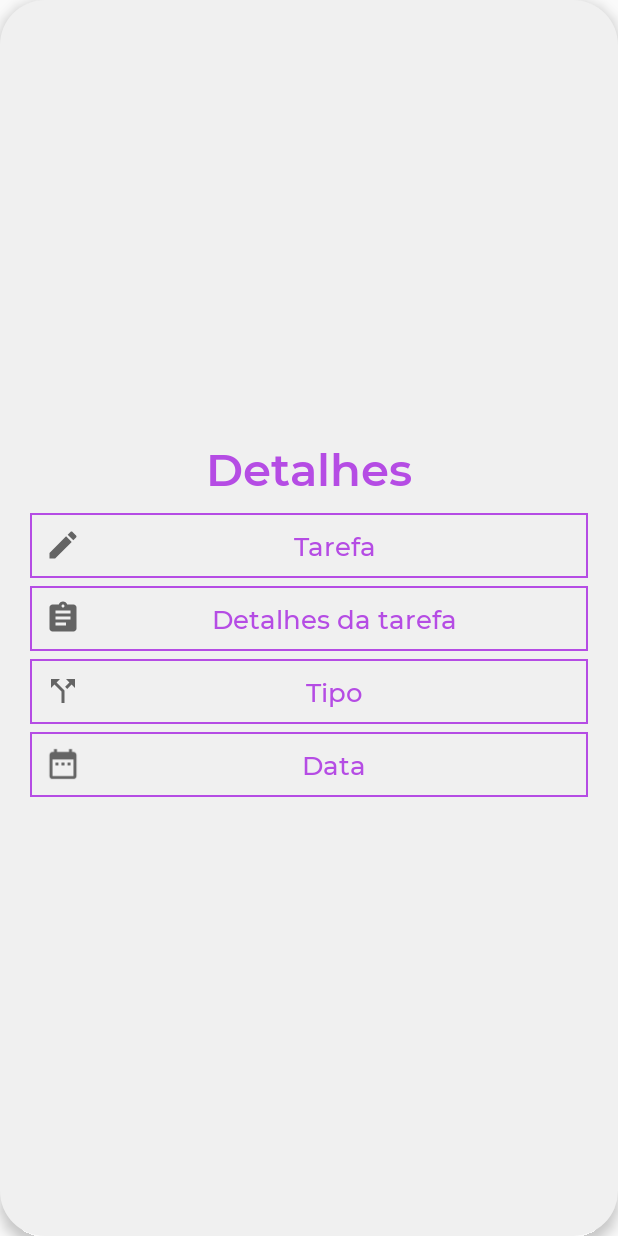
After one commit to guilhermerauj0/Mete-Foco, an Android app: the layout custom_dialog.xml on its own in the app's theme, with its tools: preview values and no code run, on a phone screen of 412 x 824 dp. The commit adds this screen. Run offline under Robolectric (Android 15) with nearby library versions, the phone set to English and light mode, and no system bars.

Commit message:
Details Visualization dialog added

```diff
--- a/app/src/main/java/com/coldrosemob/myapplication/adapter/TaskAdapter.java
+++ b/app/src/main/java/com/coldrosemob/myapplication/adapter/TaskAdapter.java
@@ -1,10 +1,14 @@
 package com.coldrosemob.myapplication.adapter;
 
 import android.app.Activity;
+import android.app.AlertDialog;
 import android.content.Context;
+import android.graphics.Color;
+import android.graphics.drawable.ColorDrawable;
 import android.view.LayoutInflater;
 import android.view.View;
 import android.view.ViewGroup;
+import android.widget.TextView;
 
 import androidx.annotation.NonNull;
 import androidx.recyclerview.widget.RecyclerView;
@@ -48,6 +52,31 @@ public class TaskAdapter extends RecyclerView.Adapter<TaskViewHolder> {
         //holder.bindData(task);
         holder.textRow_TaskName.setText(String.valueOf(taskTitle.get(position)));
         holder.textRow_TaskDate.setText(String.valueOf(taskDate.get(position)));
+        holder.rlRow_.setOnClickListener(new View.OnClickListener() {
+            @Override
+            public void onClick(View v) {
+                AlertDialog.Builder builderDialog = new AlertDialog.Builder(v.getRootView().getContext());
+                View dialogView = LayoutInflater.from(v.getRootView().getContext()).inflate(R.layout.custom_dialog, null);
+                TextView editDialog_Title, editDialog_Descricao, editDialog_Tipo, textDialog_Date;
+                builderDialog.setView(dialogView);
+                AlertDialog dialog = builderDialog.create();
+                dialog.getWindow().setBackgroundDrawable(new ColorDrawable(Color.TRANSPARENT));
+
+                editDialog_Descricao = dialogView.findViewById(R.id.editDialog_Descricao);
+                editDialog_Title = dialogView.findViewById(R.id.editDialog_Title);
+                editDialog_Tipo = dialogView.findViewById(R.id.editDialog_Tipo);
+                textDialog_Date = dialogView.findViewById(R.id.textDialog_date);
+
+                editDialog_Descricao.setText(String.valueOf(taskDescription.get(position)));
+                editDialog_Title.setText(String.valueOf(taskTitle.get(position)));
+                editDialog_Tipo.setText(String.valueOf(taskType.get(position)));
+                textDialog_Date.setText(String.valueOf(taskDate.get(position)));
+
+                builderDialog.setCancelable(true);
+                dialog.show();
+
+            }
+        });
 
         // click do checkBox
         holder.cbRow_ConfirmTask.setOnClickListener(new View.OnClickListener() {
@@ -60,6 +89,7 @@ public class TaskAdapter extends RecyclerView.Adapter<TaskViewHolder> {
                 }
             }
         });
+
     }
 
     @Override
--- a/app/src/main/java/com/coldrosemob/myapplication/views/MainActivity.java
+++ b/app/src/main/java/com/coldrosemob/myapplication/views/MainActivity.java
@@ -48,8 +48,6 @@ public class MainActivity extends AppCompatActivity {
         mViewHolder.rvTask = findViewById(R.id.rvTask_main);
 
         listarTarefas();
-
-        // TODO Criar menu de visualização detalhada da tarefa
 
         // adapter
         mViewHolder.taskAdapter = new TaskAdapter(MainActivity.this, this, mViewHolder.taskId, mViewHolder.taskTitle,
--- /dev/null
+++ b/app/src/main/res/drawable/custom_dialog_background.xml
@@ -0,0 +1,6 @@
+<?xml version="1.0" encoding="utf-8"?>
+<shape xmlns:android="http://schemas.android.com/apk/res/android"
+    android:shape="rectangle">
+    <solid android:color="@color/grayLight" />
+    <corners android:radius="30dp" />
+</shape>
--- /dev/null
+++ b/app/src/main/res/drawable/dialog_edittext_custom.xml
@@ -0,0 +1,8 @@
+<?xml version="1.0" encoding="utf-8"?>
+<shape xmlns:android="http://schemas.android.com/apk/res/android"
+    android:shape="rectangle">
+    <solid android:color="@color/grayLight" />
+    <stroke
+        android:width="1dp"
+        android:color="@color/purplePrimary" />
+</shape>
--- /dev/null
+++ b/app/src/main/res/drawable/ic_baseline_call_split_24.xml
@@ -0,0 +1,5 @@
+<vector android:autoMirrored="true" android:height="24dp"
+    android:tint="#646464" android:viewportHeight="24"
+    android:viewportWidth="24" android:width="24dp" xmlns:android="http://schemas.android.com/apk/res/android">
+    <path android:fillColor="@android:color/white" android:pathData="M14,4l2.29,2.29 -2.88,2.88 1.42,1.42 2.88,-2.88L20,10L20,4zM10,4L4,4v6l2.29,-2.29 4.71,4.7L11,20h2v-8.41l-5.29,-5.3z"/>
+</vector>
--- /dev/null
+++ b/app/src/main/res/drawable/ic_baseline_description.xml
@@ -0,0 +1,5 @@
+<vector android:autoMirrored="true" android:height="24dp"
+    android:tint="#646464" android:viewportHeight="24"
+    android:viewportWidth="24" android:width="24dp" xmlns:android="http://schemas.android.com/apk/res/android">
+    <path android:fillColor="@android:color/white" android:pathData="M19,3h-4.18C14.4,1.84 13.3,1 12,1c-1.3,0 -2.4,0.84 -2.82,2L5,3c-1.1,0 -2,0.9 -2,2v14c0,1.1 0.9,2 2,2h14c1.1,0 2,-0.9 2,-2L21,5c0,-1.1 -0.9,-2 -2,-2zM12,3c0.55,0 1,0.45 1,1s-0.45,1 -1,1 -1,-0.45 -1,-1 0.45,-1 1,-1zM14,17L7,17v-2h7v2zM17,13L7,13v-2h10v2zM17,9L7,9L7,7h10v2z"/>
+</vector>
--- /dev/null
+++ b/app/src/main/res/drawable/ic_baseline_title.xml
@@ -0,0 +1,5 @@
+<vector android:height="24dp" android:tint="#646464"
+    android:viewportHeight="24" android:viewportWidth="24"
+    android:width="24dp" xmlns:android="http://schemas.android.com/apk/res/android">
+    <path android:fillColor="@android:color/white" android:pathData="M3,17.25V21h3.75L17.81,9.94l-3.75,-3.75L3,17.25zM20.71,7.04c0.39,-0.39 0.39,-1.02 0,-1.41l-2.34,-2.34c-0.39,-0.39 -1.02,-0.39 -1.41,0l-1.83,1.83 3.75,3.75 1.83,-1.83z"/>
+</vector>
--- a/app/src/main/res/layout/activity_main.xml
+++ b/app/src/main/res/layout/activity_main.xml
@@ -6,7 +6,6 @@
     android:layout_height="match_parent"
     android:orientation="vertical"
     tools:context=".views.MainActivity">
-
 
     <RelativeLayout
         android:layout_width="match_parent"
@@ -73,7 +72,7 @@
             android:layout_width="match_parent"
             android:layout_height="wrap_content"
             android:layout_above="@+id/rvTask_main"
-            android:layout_marginBottom="5dp"
+            android:layout_marginBottom="2dp"
             android:fontFamily="@font/montserratbold"
             android:gravity="center"
             android:text="Suas Tarefas"
--- /dev/null
+++ b/app/src/main/res/layout/custom_dialog.xml
@@ -0,0 +1,138 @@
+<?xml version="1.0" encoding="utf-8"?>
+<LinearLayout xmlns:android="http://schemas.android.com/apk/res/android"
+    android:layout_width="match_parent"
+    android:layout_height="match_parent"
+    android:background="@drawable/custom_dialog_background"
+    android:elevation="5dp"
+    android:gravity="center"
+    android:orientation="vertical"
+    android:padding="20dp">
+
+    <TextView
+        android:layout_width="match_parent"
+        android:layout_height="wrap_content"
+        android:layout_marginBottom="10dp"
+        android:fontFamily="@font/montserratsemibold"
+        android:gravity="center"
+        android:text="Detalhes"
+        android:textColor="@color/purplePrimary"
+        android:textSize="30dp" />
+
+    <LinearLayout
+        android:id="@+id/layoutDialog_Title"
+        android:layout_width="match_parent"
+        android:layout_height="wrap_content"
+        android:layout_marginBottom="5dp"
+        android:background="@drawable/dialog_edittext_custom"
+        android:clickable="false"
+        android:orientation="horizontal">
+
+        <ImageView
+            android:layout_width="wrap_content"
+            android:layout_height="wrap_content"
+            android:layout_gravity="center_vertical"
+            android:layout_marginLeft="10dp"
+            android:src="@drawable/ic_baseline_title" />
+
+        <TextView
+            android:id="@+id/editDialog_Title"
+            android:layout_width="match_parent"
+            android:layout_height="wrap_content"
+            android:clickable="false"
+            android:fontFamily="@font/montserratmedium"
+            android:gravity="center"
+            android:hint="Tarefa"
+            android:padding="10dp"
+            android:textColorHint="@color/purplePrimary"
+            android:textSize="17dp" />
+
+    </LinearLayout>
+
+    <LinearLayout
+        android:id="@+id/layoutDialog_Descricao"
+        android:layout_width="match_parent"
+        android:layout_height="wrap_content"
+        android:background="@drawable/dialog_edittext_custom"
+        android:clickable="false"
+        android:orientation="horizontal">
+
+        <ImageView
+            android:layout_width="wrap_content"
+            android:layout_height="wrap_content"
+            android:layout_gravity="center_vertical"
+            android:layout_marginLeft="10dp"
+            android:src="@drawable/ic_baseline_description" />
+
+        <TextView
+            android:id="@+id/editDialog_Descricao"
+            android:layout_width="match_parent"
+            android:layout_height="wrap_content"
+            android:clickable="false"
+            android:fontFamily="@font/montserratmedium"
+            android:gravity="center"
+            android:hint="@string/detalhes_da_tarefa"
+            android:padding="10dp"
+            android:textColorHint="@color/purplePrimary"
+            android:textSize="17dp" />
+    </LinearLayout>
+
+    <LinearLayout
+        android:id="@+id/layoutDialog_Type"
+        android:layout_width="match_parent"
+        android:layout_height="wrap_content"
+        android:layout_marginTop="5dp"
+        android:background="@drawable/dialog_edittext_custom"
+        android:clickable="false"
+        android:orientation="horizontal">
+
+        <ImageView
+            android:layout_width="wrap_content"
+            android:layout_height="wrap_content"
+            android:layout_gravity="center_vertical"
+            android:layout_marginLeft="10dp"
+            android:src="@drawable/ic_baseline_call_split_24" />
+
+        <TextView
+            android:id="@+id/editDialog_Tipo"
+            android:layout_width="match_parent"
+            android:layout_height="wrap_content"
+            android:clickable="false"
+            android:fontFamily="@font/montserratmedium"
+            android:gravity="center"
+            android:hint="@string/tipo"
+            android:padding="10dp"
+            android:textColorHint="@color/purplePrimary"
+            android:textSize="17dp" />
+
+    </LinearLayout>
+
+    <LinearLayout
+        android:id="@+id/layoutDialog_date"
+        android:layout_width="match_parent"
+        android:layout_height="wrap_content"
+        android:layout_marginTop="5dp"
+        android:background="@drawable/dialog_edittext_custom"
+        android:clickable="false"
+        android:orientation="horizontal">
+
+        <ImageView
+            android:layout_width="wrap_content"
+            android:layout_height="wrap_content"
+            android:layout_gravity="center_vertical"
+            android:layout_marginLeft="10dp"
+            android:src="@drawable/ic_baseline_date_range_24" />
+
+        <TextView
+            android:id="@+id/textDialog_date"
+            android:layout_width="match_parent"
+            android:layout_height="wrap_content"
+            android:fontFamily="@font/montserratmedium"
+            android:gravity="center"
+            android:hint="Data"
+            android:padding="10dp"
+            android:textColorHint="@color/purplePrimary"
+            android:textSize="17dp" />
+
+    </LinearLayout>
+
+</LinearLayout>
--- a/app/src/main/res/values/strings.xml
+++ b/app/src/main/res/values/strings.xml
@@ -14,4 +14,5 @@
     <string name="nome_da_tarefa">Nome da Tarefa</string>
     <string name="no_que_devo_focar">No que devo focar?</string>
     <string name="detalhes_da_tarefa">Detalhes da tarefa</string>
+    <string name="tipo">Tipo</string>
 </resources>
```
